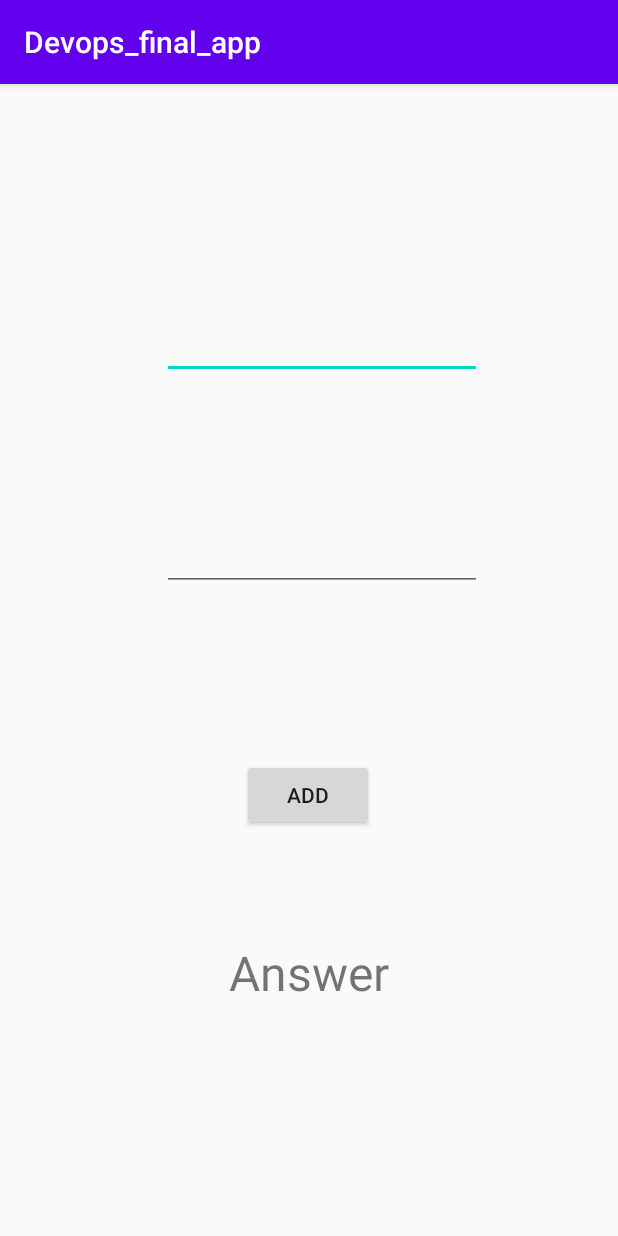
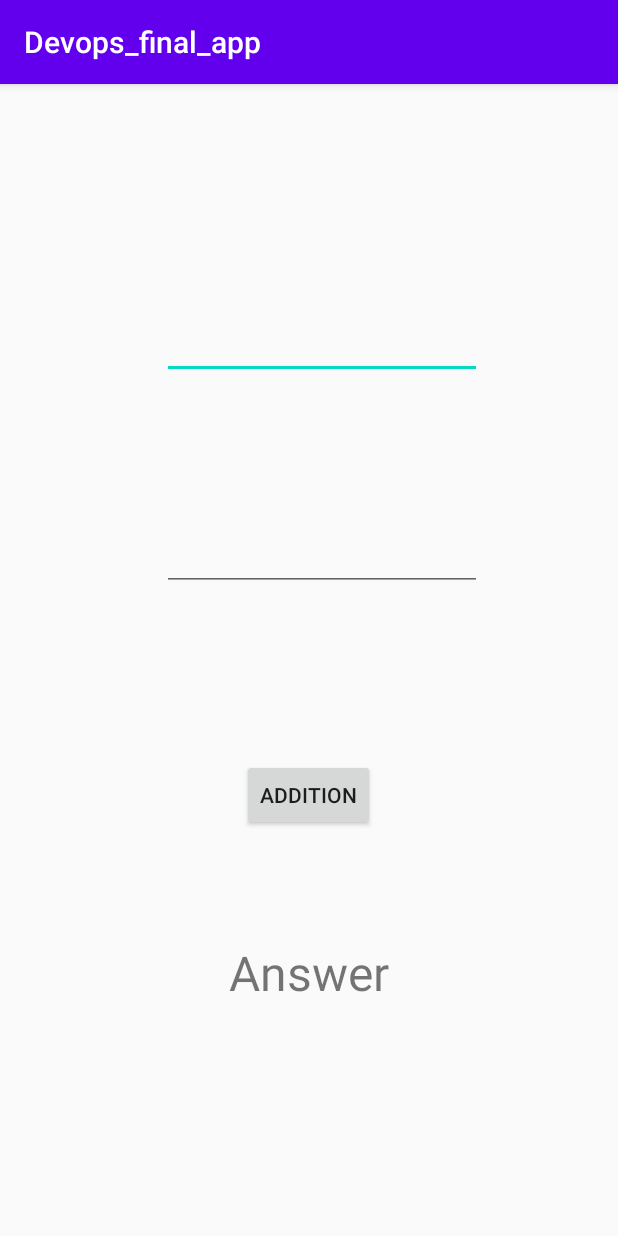
Before and after one commit to Ruban001/Devops_final, an Android app: the screen it shows after launch (MainActivity), on a phone screen of 412 x 824 dp. Run offline under Robolectric (Android 15) with nearby library versions, the phone set to English and light mode, and no system bars.

```diff
--- a/app/src/main/res/layout/activity_main.xml
+++ b/app/src/main/res/layout/activity_main.xml
@@ -37,7 +37,7 @@
         android:layout_width="wrap_content"
         android:layout_height="wrap_content"
         android:layout_marginTop="112dp"
-        android:text="Add"
+        android:text="Addition"
         app:layout_constraintEnd_toEndOf="parent"
         app:layout_constraintHorizontal_bias="0.498"
         app:layout_constraintStart_toStartOf="parent"
```
